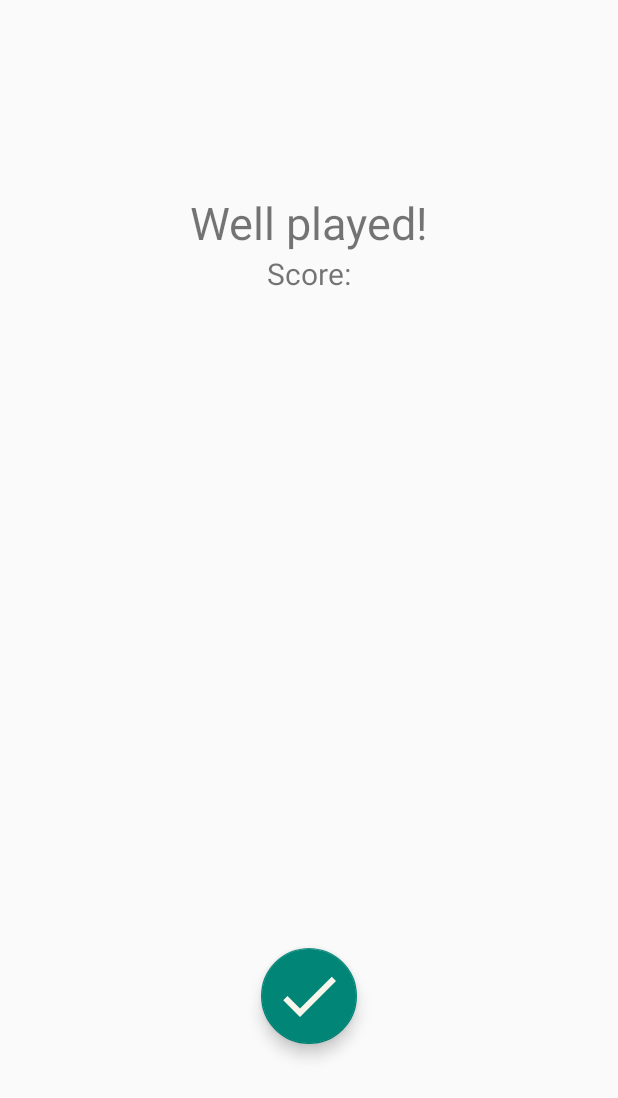
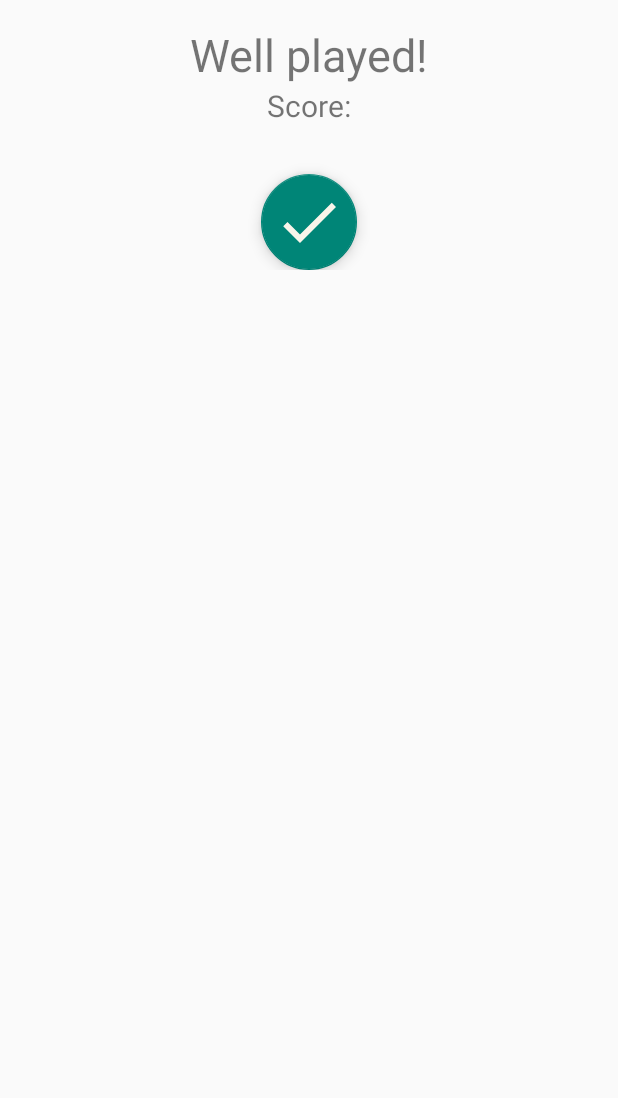
Before and after one commit to jijm/B4-Essteling, an Android app: the layout dialog_game_end.xml on its own in the app's theme, with its tools: preview values and no code run, on a phone screen of 412 x 824 dp. Shown: the top 1098 px of the screen. Run offline under Robolectric (Android 15) with nearby library versions, the phone set to English and light mode, and no system bars.

Commit message:
[Update] Endfragment is now endDialog, added navigation

```diff
--- a/SimonSays/app/build.gradle
+++ b/SimonSays/app/build.gradle
@@ -44,4 +44,6 @@ dependencies {
     testImplementation 'junit:junit:4.13'
     androidTestImplementation 'androidx.test.ext:junit:1.1.1'
     androidTestImplementation 'androidx.test.espresso:espresso-core:3.2.0'
+
+
 }
--- a/SimonSays/app/src/main/AndroidManifest.xml
+++ b/SimonSays/app/src/main/AndroidManifest.xml
@@ -28,8 +28,9 @@
             android:label="@string/app_name"
             android:theme="@style/AppTheme">
         </activity>
+        <service android:name="org.eclipse.paho.android.service.MqttService" />
+    </application>
 
-        <service android:name="org.eclipse.paho.android.service.MqttService" />
 
-    </application>
+
 </manifest>
--- a/SimonSays/app/src/main/res/layout/fragment_end.xml
+++ b/SimonSays/app/src/main/res/layout/dialog_game_end.xml
@@ -3,17 +3,16 @@
     xmlns:app="http://schemas.android.com/apk/res-auto"
     xmlns:tools="http://schemas.android.com/tools"
     android:layout_width="match_parent"
-    android:layout_height="match_parent"
+    android:layout_height="wrap_content"
     android:theme="@style/AppTheme.GameView"
-    tools:context=".EndFragment"
-    tools:showIn=".MainActivity">
+    tools:showIn=".MainActivity"
+    android:padding="16dp" >
 
     <TextView
         android:id="@+id/tv_correctness"
         android:layout_width="wrap_content"
         android:layout_height="wrap_content"
         android:layout_centerHorizontal="true"
-        android:layout_marginTop="128dp"
         android:text="@string/end_result_label"
         android:textSize="30sp"
         android:theme="@style/AppTheme.TextView" />
@@ -23,7 +22,8 @@
         android:layout_height="wrap_content"
         android:layout_below="@id/tv_correctness"
         android:layout_centerHorizontal="true"
-        android:orientation="horizontal">
+        android:orientation="horizontal"
+        android:id="@+id/score_holder">
 
         <TextView
             android:id="@+id/tv_score_label"
@@ -46,13 +46,12 @@
         android:id="@+id/button_confirm"
         android:layout_width="wrap_content"
         android:layout_height="wrap_content"
-        android:layout_alignParentBottom="true"
         android:layout_centerHorizontal="true"
-        android:layout_marginBottom="128dp"
+        android:layout_marginTop="32dp"
+        android:layout_below="@id/score_holder"
+        android:theme="@style/AppTheme.Button"
         app:fabCustomSize="64dp"
         app:maxImageSize="48dp"
-        app:srcCompat="@drawable/ic_check_white_48dp"
-        android:theme="@style/AppTheme.Button"
-        />
+        app:srcCompat="@drawable/ic_check_white_48dp" />
 
 </RelativeLayout>
```
Also changed, not shown: SimonSays/app/src/main/java/com/b4/simonsays/EndFragment.java (deleted, +0 -34 lines), SimonSays/app/src/main/java/com/b4/simonsays/GameActivity.java (+21 -0 lines).
